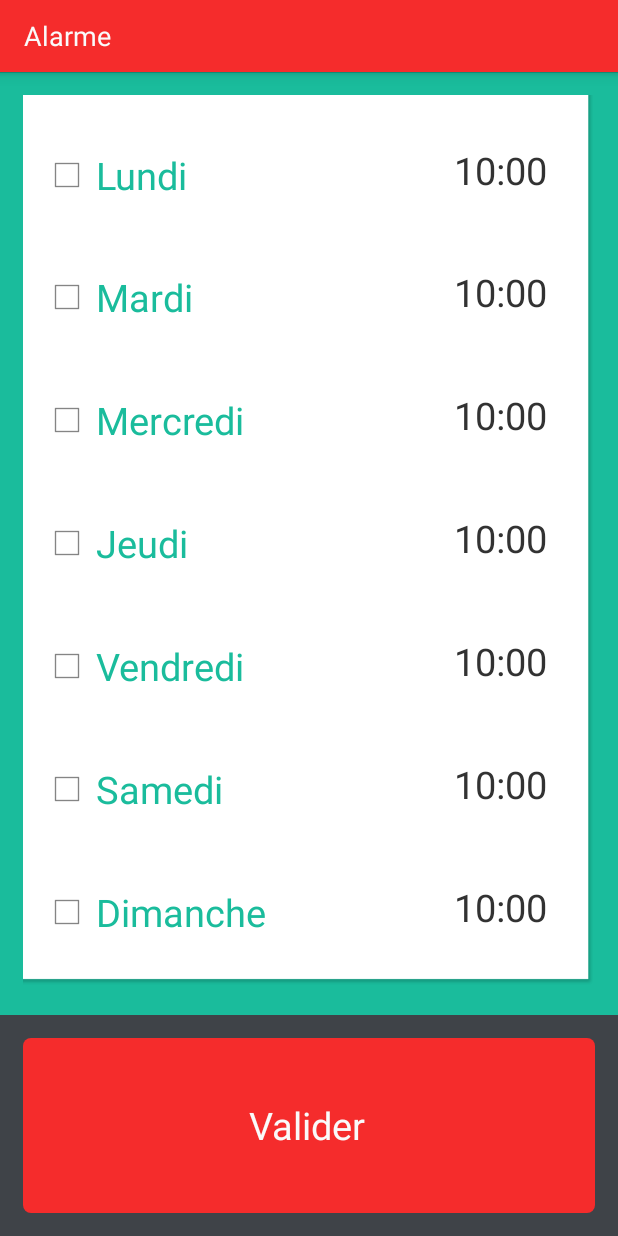
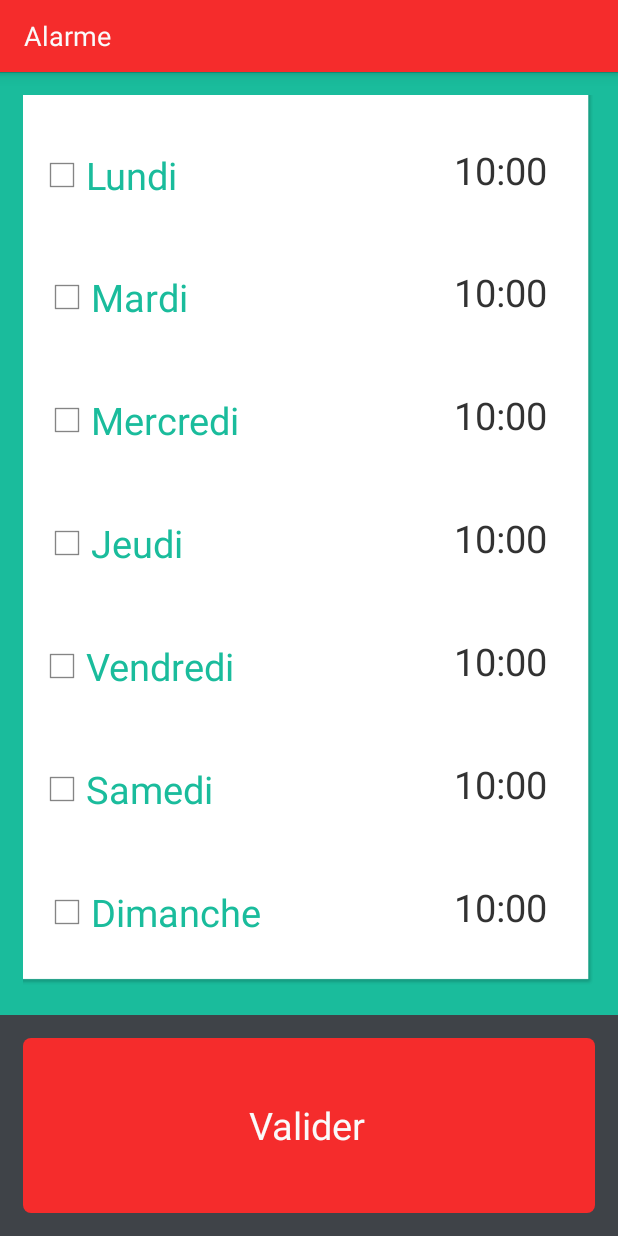
Before and after one commit to thomaslc66/50Pull-Ups, an Android app: the AlarmActivity screen opened directly, with no data from a screen before it, on a phone screen of 412 x 824 dp. Run offline under Robolectric (Android 15) with nearby library versions, the phone set to English and light mode, and no system bars.

Commit message:
Project Upload

```diff
--- a/app/src/main/java/com/pullups/android/ActiviteAccueil.java
+++ b/app/src/main/java/com/pullups/android/ActiviteAccueil.java
@@ -305,7 +305,7 @@ public class ActiviteAccueil extends Activity implements View.OnClickListener {
                 appVersion = String.format(getString(R.string.dialogInfo), packageInfo.versionName);
             } catch (PackageManager.NameNotFoundException e) {
                 e.printStackTrace();
-                appVersion = "Erreur de récuperation";
+                appVersion = "!!!";
             }
 
             texte.setText(appVersion);
--- a/app/src/main/java/com/pullups/android/Exercices.java
+++ b/app/src/main/java/com/pullups/android/Exercices.java
@@ -36,13 +36,26 @@ public class Exercices extends Activity {
         exoObjList = new ArrayList<>();
 
         String[] nomDesExercices
-                = {"Négatives"              , "Chin-ups"        , "Wide Pull-ups"       , "Military Pull-up"    };
+                = {getString(R.string.maj_negatives)   ,
+                   getString(R.string.maj_chin_ups)    ,
+                   getString(R.string.maj_wide_pull_up),
+                    "Military Pull-up"    };
         String[] musclesTravailles
-                = {"Biceps, Grand dorsal, " , "Biceps, Trapèze" , "Trapèze, Romboïdes"  , "Trapèze"             };
+                = { getString(R.string.muscles_negatives),
+                    getString(R.string.muscles_chin_ups) ,
+                    "Trapèze, Romboïdes"  ,
+                    "Trapèze"             };
         String[] niveauTraction
-                = {"Débutant", "Standard"   , "Avancé"          , "Avancé"              , "Intermédiaire"       };
+                = { "Débutant"      ,
+                    "Standard"      ,
+                    "Avancé"        ,
+                    "Avancé"        ,
+                    "Intermédiaire" };
         String[] codeVideo
-                = {"CgE_UY7wW1w"            , "yhyJ0tBcgJE"     , "oviw1pJ5M-c"         , "VJ8EhO5kW-w"         };
+                = { "CgE_UY7wW1w" ,
+                    "yhyJ0tBcgJE" ,
+                    "oviw1pJ5M-c" ,
+                    "VJ8EhO5kW-w" };
 
         exoListView = (ListView) findViewById(R.id.exoListView);
 
--- a/app/src/main/java/com/pullups/android/adapter/ExercicesAdapter.java
+++ b/app/src/main/java/com/pullups/android/adapter/ExercicesAdapter.java
@@ -25,7 +25,6 @@ public class ExercicesAdapter extends BaseAdapter{
     private String Video;
     private final ArrayList<ExerciceObject> exerciceObjectArrayList;
     private final LayoutInflater mInflater;
-
 
     public ExercicesAdapter(Context context, ArrayList<ExerciceObject> exerciceObjectArrayList){
         this.mInflater = LayoutInflater.from(context);
@@ -65,27 +64,25 @@ public class ExercicesAdapter extends BaseAdapter{
         final ImageView video;
 
         if (convertView == null){
-            convertView  = mInflater.inflate(R.layout.exercice_list_item,parent,false);
+            convertView = mInflater.inflate(R.layout.exercice_list_item,parent,false);
 
-            title = (TextView) convertView.findViewById(R.id.textView_titre_exo);
-            video = (ImageView) convertView.findViewById(R.id.exoListView);
-            muscles = (TextView) convertView.findViewById(R.id.textViewMuscle);
-            intensity = (TextView) convertView.findViewById(R.id.textViewIntensity);
+            title     = (TextView)  convertView.findViewById(R.id.textView_titre_exo);
+            video     = (ImageView) convertView.findViewById(R.id.exoListView);
+            muscles   = (TextView)  convertView.findViewById(R.id.textViewMuscle);
+            intensity = (TextView)  convertView.findViewById(R.id.txtView_difficulty);
             convertView.setTag(new ViewHolder(title, muscles, intensity, video));
 
         }else{
             ViewHolder viewHolder = (ViewHolder) convertView.getTag();
-            title = viewHolder.txtViewTilte;
-            video = viewHolder.videoView;
-            muscles = viewHolder.muscles;
+            title     = viewHolder.txtViewTilte;
+            video     = viewHolder.videoView;
+            muscles   = viewHolder.muscles;
             intensity = viewHolder.intensity;
         }
 
         title.setText(exerciceObjectArrayList.get(position).getTitle());
         muscles.setText(exerciceObjectArrayList.get(position).getMuscles());
         intensity.setText(exerciceObjectArrayList.get(position).getIntensity());
-
-
 
         video.setOnClickListener(new View.OnClickListener() {
             @Override
@@ -112,9 +109,9 @@ public class ExercicesAdapter extends BaseAdapter{
 
         public ViewHolder(TextView txtViewTilte, TextView muscles, TextView intensity, ImageView video){
             this.txtViewTilte = txtViewTilte;
-            this.videoView = video;
-            this.muscles = muscles;
-            this.intensity = intensity;
+            this.videoView    = video;
+            this.muscles      = muscles;
+            this.intensity    = intensity;
         }
     }
 }
--- a/app/src/main/res/layout/dashboard_sccreen.xml
+++ b/app/src/main/res/layout/dashboard_sccreen.xml
@@ -31,9 +31,11 @@
                 android:layout_height="wrap_content"
                 android:layout_marginBottom="1dp"
                 android:orientation="horizontal"
-                android:padding="3dp"
                 android:layout_weight="1"
-                android:gravity="center">
+                android:gravity="center"
+                android:paddingTop="3dp"
+                android:paddingRight="3dp"
+                android:paddingBottom="3dp">
 
                 <CheckBox
                     android:layout_width="0dp"
@@ -43,13 +45,14 @@
                     android:layout_marginTop="3dp"
                     android:layout_marginRight="15dp"
                     android:textColor="@color/bg"
-                    android:padding="3dp"
                     android:id="@+id/cbLundiForDashboard"
                     android:layout_weight="1"
                     android:gravity="left|center"
-                    android:paddingLeft="8dp"
                     android:text="@string/Lundi"
-                    android:singleLine="true" />
+                    android:singleLine="true"
+                    android:paddingTop="3dp"
+                    android:paddingRight="3dp"
+                    android:paddingBottom="3dp" />
 
                 <TextView
                     android:layout_width="wrap_content"
@@ -80,13 +83,14 @@
                     android:layout_marginTop="3dp"
                     android:layout_marginRight="15dp"
                     android:textColor="@color/bg"
-                    android:padding="3dp"
                     android:id="@+id/cbMardiForDashboard"
                     android:layout_weight="1"
                     android:gravity="left|center"
-                    android:paddingLeft="8dp"
                     android:text="@string/Mardi"
-                    android:singleLine="true" />
+                    android:singleLine="true"
+                    android:paddingTop="3dp"
+                    android:paddingRight="3dp"
+                    android:paddingBottom="3dp" />
 
                 <TextView
                     android:layout_width="wrap_content"
@@ -107,7 +111,10 @@
                 android:gravity="center"
                 android:orientation="horizontal"
                 android:padding="3dp"
-                android:layout_weight="1">
+                android:layout_weight="1"
+                android:paddingTop="3dp"
+                android:paddingRight="3dp"
+                android:paddingBottom="3dp">
 
                 <CheckBox
                     android:layout_width="0dp"
@@ -117,12 +124,13 @@
                     android:layout_marginTop="3dp"
                     android:layout_marginRight="15dp"
                     android:textColor="@color/bg"
-                    android:padding="3dp"
                     android:id="@+id/cbMercrediForDashboard"
                     android:layout_weight="1"
                     android:gravity="left|center"
-                    android:paddingLeft="8dp"
-                    android:text="@string/Mercredi" />
+                    android:text="@string/Mercredi"
+                    android:paddingTop="3dp"
+                    android:paddingRight="3dp"
+                    android:paddingBottom="3dp" />
 
                 <TextView
                     android:layout_width="wrap_content"
@@ -153,12 +161,13 @@
                     android:layout_marginTop="3dp"
                     android:layout_marginRight="15dp"
                     android:textColor="@color/bg"
-                    android:padding="3dp"
                     android:id="@+id/cbJeudiForDashboard"
                     android:layout_weight="1"
                     android:gravity="left|center"
-                    android:paddingLeft="8dp"
-                    android:text="@string/Jeudi" />
+                    android:text="@string/Jeudi"
+                    android:paddingTop="3dp"
+                    android:paddingRight="3dp"
+                    android:paddingBottom="3dp" />
 
                 <TextView
                     android:layout_width="wrap_content"
@@ -178,8 +187,10 @@
                 android:layout_marginBottom="1dp"
                 android:gravity="center"
                 android:orientation="horizontal"
-                android:padding="3dp"
-                android:layout_weight="1">
+                android:layout_weight="1"
+                android:paddingTop="3dp"
+                android:paddingRight="3dp"
+                android:paddingBottom="3dp">
 
                 <CheckBox
                     android:layout_width="0dp"
@@ -189,12 +200,13 @@
                     android:layout_marginTop="3dp"
                     android:layout_marginRight="15dp"
                     android:textColor="@color/bg"
-                    android:padding="3dp"
                     android:id="@+id/cbVendrediForDashboard"
                     android:layout_weight="1"
                     android:gravity="left|center"
-                    android:paddingLeft="8dp"
-                    android:text="@string/Vendredi" />
+                    android:text="@string/Vendredi"
+                    android:paddingTop="3dp"
+                    android:paddingRight="3dp"
+                    android:paddingBottom="3dp" />
 
                 <TextView
                     android:layout_width="wrap_content"
@@ -215,8 +227,10 @@
                 android:layout_marginBottom="1dp"
                 android:gravity="center"
                 android:orientation="horizontal"
-                android:padding="3dp"
-                android:layout_weight="1">
+                android:layout_weight="1"
+                android:paddingTop="3dp"
+                android:paddingRight="3dp"
+                android:paddingBottom="3dp">
 
                 <CheckBox
                     android:layout_width="0dp"
@@ -226,12 +240,13 @@
                     android:layout_marginTop="3dp"
                     android:layout_marginRight="15dp"
                     android:textColor="@color/bg"
-                    android:padding="3dp"
                     android:id="@+id/cbSamediForDashboard"
                     android:layout_weight="1"
                     android:gravity="left|center"
-                    android:paddingLeft="8dp"
-                    android:text="@string/Samedi" />
+                    android:text="@string/Samedi"
+                    android:paddingTop="3dp"
+                    android:paddingRight="3dp"
+                    android:paddingBottom="3dp" />
 
                 <TextView
                     android:layout_width="wrap_content"
@@ -264,12 +279,13 @@
                     android:layout_marginTop="3dp"
                     android:layout_marginRight="15dp"
                     android:textColor="@color/bg"
-                    android:padding="3dp"
                     android:id="@+id/cbDimancheForDashboard"
                     android:gravity="left|center"
-                    android:paddingLeft="8dp"
                     android:text="@string/Dimanche"
-                    android:layout_weight="1" />
+                    android:layout_weight="1"
+                    android:paddingTop="3dp"
+                    android:paddingRight="3dp"
+                    android:paddingBottom="3dp" />
 
                 <TextView
                     android:layout_width="wrap_content"
--- a/app/src/main/res/layout/exercice_list_item.xml
+++ b/app/src/main/res/layout/exercice_list_item.xml
@@ -63,7 +63,6 @@
             <TextView
                 android:layout_width="wrap_content"
                 android:layout_height="fill_parent"
-                android:text="Facile"
                 android:id="@+id/txtView_difficulty"
                 android:layout_toRightOf="@+id/textViewIntensity"
                 android:layout_alignTop="@+id/imageView_Intensity"
--- a/app/src/main/res/values/strings.xml
+++ b/app/src/main/res/values/strings.xml
@@ -109,4 +109,9 @@
     <string name="reminderNotSet">Erreur lors de l\'ajout du rappel</string>
     <string name="heure_alarme">10:00</string>
     <string name="dialogInfo">Version de l\'application: %1$s \nContact: pullups50@gmail.com\n</string>
+    <string name="maj_negatives">Négatives</string>
+    <string name="muscles_chin_ups">Biceps, Trapèze</string>
+    <string name="muscles_negatives">Biceps, Grand dorsal</string>
+    <string name="maj_chin_ups">Traction pronation</string>
+    <string name="maj_wide_pull_up">Traction prise large</string>
 </resources>
```
Also changed, not shown: 2 other files.
